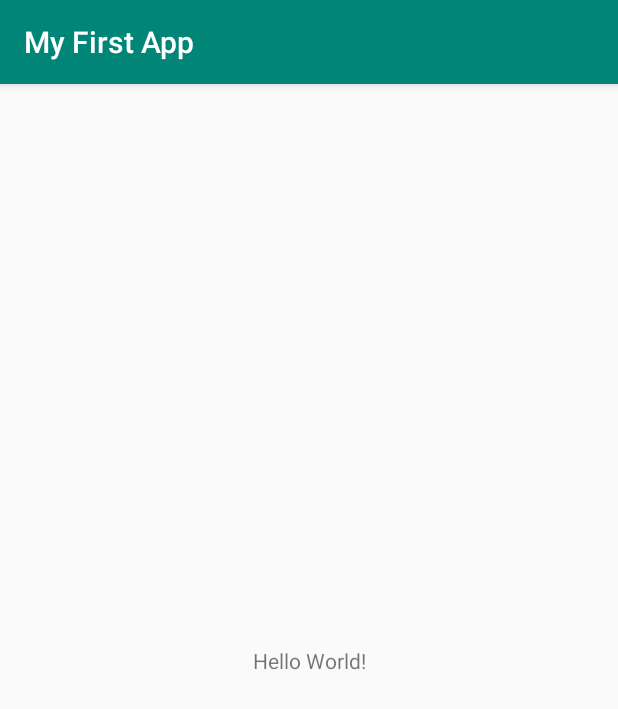
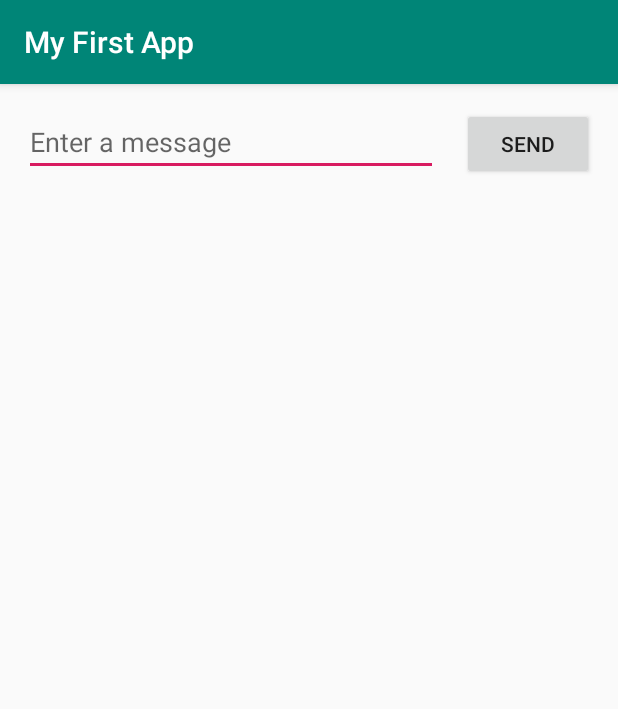
Before and after one commit to GarethAndrews/Prac01Task1, an Android app: the screen it shows after launch (MainActivity), on a phone screen of 412 x 824 dp. Shown: the top 709 px of the screen. Run offline under Robolectric (Android 15) with nearby library versions, the phone set to English and light mode, and no system bars.

```diff
--- a/app/src/main/AndroidManifest.xml
+++ b/app/src/main/AndroidManifest.xml
@@ -9,6 +9,7 @@
         android:roundIcon="@mipmap/ic_launcher_round"
         android:supportsRtl="true"
         android:theme="@style/AppTheme">
+        <activity android:name=".DisplayMessageActivity"></activity>
         <activity android:name=".MainActivity">
             <intent-filter>
                 <action android:name="android.intent.action.MAIN" />
--- a/app/src/main/res/layout/activity_main.xml
+++ b/app/src/main/res/layout/activity_main.xml
@@ -6,13 +6,34 @@
     android:layout_height="match_parent"
     tools:context=".MainActivity">
 
-    <TextView
+    <EditText
+        android:id="@+id/editText"
+        android:layout_width="0dp"
+        android:layout_height="45dp"
+        android:layout_marginStart="16dp"
+        android:layout_marginLeft="16dp"
+        android:layout_marginTop="16dp"
+        android:ems="10"
+        android:hint="@string/edit_message"
+        android:inputType="textPersonName"
+        app:layout_constraintEnd_toStartOf="@+id/button"
+        app:layout_constraintHorizontal_bias="0.5"
+        app:layout_constraintStart_toStartOf="parent"
+        app:layout_constraintTop_toTopOf="parent" />
+
+    <Button
+        android:id="@+id/button"
         android:layout_width="wrap_content"
         android:layout_height="wrap_content"
-        android:text="Hello World!"
-        app:layout_constraintBottom_toBottomOf="parent"
-        app:layout_constraintLeft_toLeftOf="parent"
-        app:layout_constraintRight_toRightOf="parent"
+        android:layout_marginStart="16dp"
+        android:layout_marginLeft="16dp"
+        android:layout_marginTop="16dp"
+        android:layout_marginEnd="16dp"
+        android:layout_marginRight="16dp"
+        android:onClick="sendMessage"
+        android:text="@string/button_send"
+        app:layout_constraintEnd_toEndOf="parent"
+        app:layout_constraintHorizontal_bias="0.5"
+        app:layout_constraintStart_toEndOf="@+id/editText"
         app:layout_constraintTop_toTopOf="parent" />
-
 </androidx.constraintlayout.widget.ConstraintLayout>
--- a/app/src/main/res/values/strings.xml
+++ b/app/src/main/res/values/strings.xml
@@ -1,3 +1,5 @@
 <resources>
     <string name="app_name">My First App</string>
+    <string name="edit_message">Enter a message</string>
+    <string name="button_send">Send</string>
 </resources>
```
Also changed, not shown: app/src/main/java/gareth/andrews/myfirstapp/DisplayMessageActivity.java (added, +14 -0 lines), app/src/main/java/gareth/andrews/myfirstapp/MainActivity.java (+15 -0 lines), app/src/main/res/layout/activity_display_message.xml (added, +9 -0 lines).
